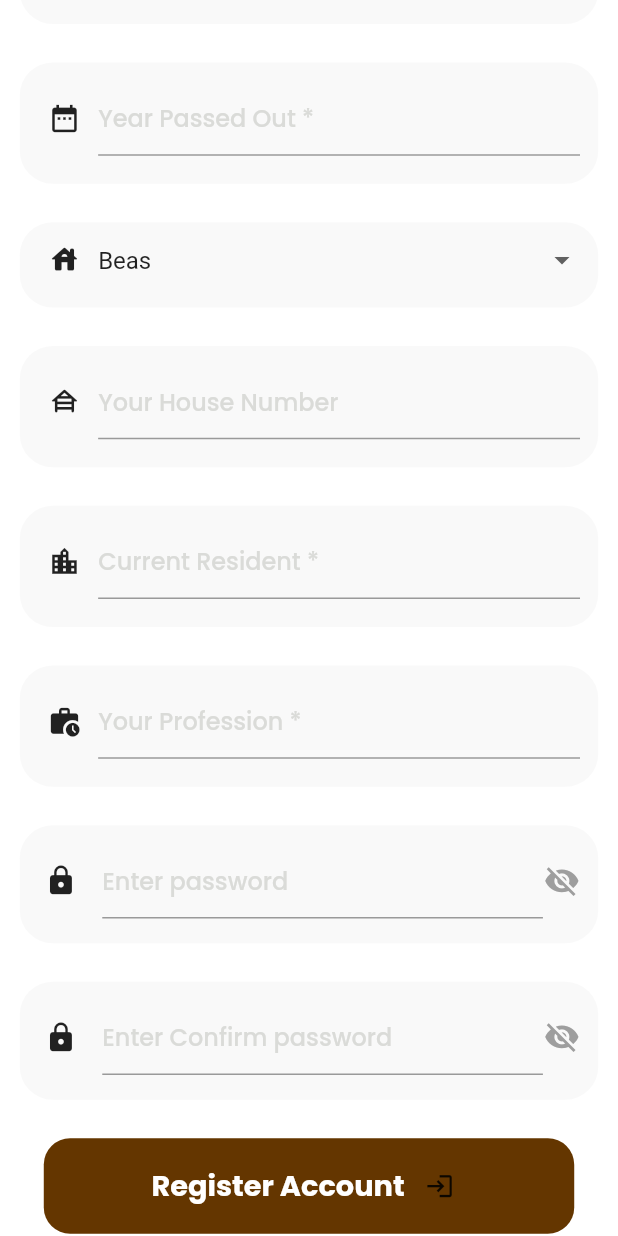
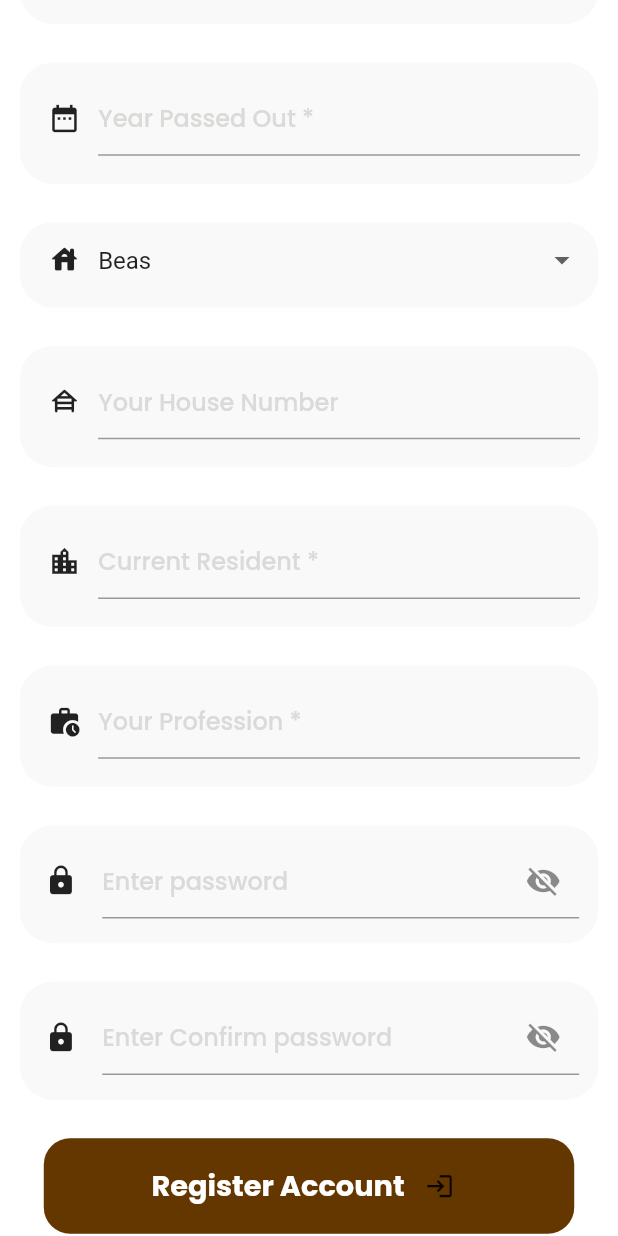
Before and after one commit to Amit12singh/socialApp, a Flutter app: the RegisterScreen screen opened directly, scrolled down 576 dp, on a phone screen of 412 x 824 dp. Run offline on Flutter 3.47's test engine with Material 2 defaults, Android fonts, the phone set to English and light mode, and no system bars; our stand-ins replace flutter_chat_types, flutter_chat_ui, flutter_secure_storage, google_fonts, graphql, graphql_flutter and 3 more; missing offline and left inert: country_flags; accounts and stored records are empty.

Commit message:
fix input

```diff
--- a/lib/register.dart
+++ b/lib/register.dart
@@ -3,7 +3,7 @@ import 'package:flutter/services.dart';
 import 'package:myapp/models/response_model.dart';
 import 'package:myapp/page-1/login.dart';
 import 'package:myapp/services/user_service.dart';
-
+import 'package:country_flags/country_flags.dart';
 class RegisterScreen extends StatefulWidget {
   @override
   _RegisterScreenState createState() => _RegisterScreenState();
@@ -307,7 +307,26 @@ class _RegisterScreenState extends State<RegisterScreen> {
                                   ],
                                   decoration: InputDecoration(
                                     hintText: 'Enter your Phone Number *',
+                                    prefixIcon: Row(
+                                      mainAxisSize: MainAxisSize.min,
+                                      children: [
+                                        CountryFlag.fromCountryCode(
+                                          'IN',
+                                          height: 24,
+                                          width: 24,
+                                          // borderRadius: 8,
+                                        ), // India flag icon
+                                        SizedBox(width: 8.0),
+                                        const Text(
+                                          '+91- ', // India country code
+                                          style: TextStyle(
+                                            fontSize: 16.0,
+                                          ),
+                                        ),
+                                      ],
+                                    ),
                                     hintStyle: TextStyle(
+
                                       fontFamily: 'Poppins',
                                       fontSize: 15 * ffem,
                                       fontWeight: FontWeight.w500,
@@ -617,12 +636,26 @@ class _RegisterScreenState extends State<RegisterScreen> {
                                   controller: passwordController,
                                   decoration: InputDecoration(
                                     hintText: 'Enter password',
+                                    suffixIcon: GestureDetector(
+                                      child: Icon(
+                                        _isPasswordVisible1
+                                            ? Icons.visibility
+                                            : Icons.visibility_off,
+                                      ),
+                                      onTap: () {
+                                        setState(() {
+                                          _isPasswordVisible1 =
+                                              !_isPasswordVisible1;
+                                        });
+                                      },
+                                    ),
                                     hintStyle: TextStyle(
                                       fontFamily: 'Poppins',
                                       fontSize: 15 * ffem,
                                       fontWeight: FontWeight.w500,
                                       height: 1.5 * ffem,
                                       color: const Color(0xffdadbd8),
+
                                     ),
                                     // errorBorder: errorBorder,
                                     // focusedErrorBorder: errorBorder,
@@ -640,22 +673,7 @@ class _RegisterScreenState extends State<RegisterScreen> {
                                 ),
                               ),
                               SizedBox(width: 0.5 * fem),
-                              GestureDetector(
-                                onTap: () {
-                                  setState(() {
-                                    _isPasswordVisible1 = !_isPasswordVisible1;
-                                  });
-                                },
-                                child: Icon(
-                                  _isPasswordVisible1
-                                      ? Icons.visibility
-                                      : Icons.visibility_off,
-                                  size: 22 * fem,
-                                  color: _isPasswordVisible1
-                                      ? Colors.blue
-                                      : Colors.grey,
-                                ),
-                              ),
+
                             ],
                           ),
                         ),
@@ -685,13 +703,28 @@ class _RegisterScreenState extends State<RegisterScreen> {
                               Expanded(
                                 child: TextFormField(
                                   controller: confirmPasswordController,
+
                                   decoration: InputDecoration(
                                     hintText: 'Enter Confirm password',
+                                    suffixIcon: GestureDetector(
+                                      child: Icon(
+                                        _isPasswordVisible2
+                                            ? Icons.visibility
+                                            : Icons.visibility_off,
+                                      ),
+                                      onTap: () {
+                                        setState(() {
+                                          _isPasswordVisible2 =
+                                              !_isPasswordVisible2;
+                                        });
+                                      },
+                                    ),
                                     hintStyle: TextStyle(
                                       fontFamily: 'Poppins',
                                       fontSize: 15 * ffem,
                                       fontWeight: FontWeight.w500,
                                       height: 1.5 * ffem,
+
                                       color: const Color(0xffdadbd8),
                                     ),
                                     // errorBorder: errorBorder,
@@ -710,22 +743,7 @@ class _RegisterScreenState extends State<RegisterScreen> {
                                 ),
                               ),
                               SizedBox(width: 0.5 * fem),
-                              GestureDetector(
-                                onTap: () {
-                                  setState(() {
-                                    _isPasswordVisible2 = !_isPasswordVisible2;
-                                  });
-                                },
-                                child: Icon(
-                                  _isPasswordVisible2
-                                      ? Icons.visibility
-                                      : Icons.visibility_off,
-                                  size: 22 * fem,
-                                  color: _isPasswordVisible2
-                                      ? Colors.blue
-                                      : Colors.grey,
-                                ),
-                              ),
+
                             ],
                           ),
                         ),
--- a/pubspec.yaml
+++ b/pubspec.yaml
@@ -46,6 +46,8 @@ dependencies:
   another_transformer_page_view: ^2.0.1
   intl: ^0.18.1
   flutter_launcher_icons: ^0.13.1
+  country_flags: ^2.1.1
+
 
 dev_dependencies:
   flutter_test:
```
Also changed, not shown: pubspec.lock.
